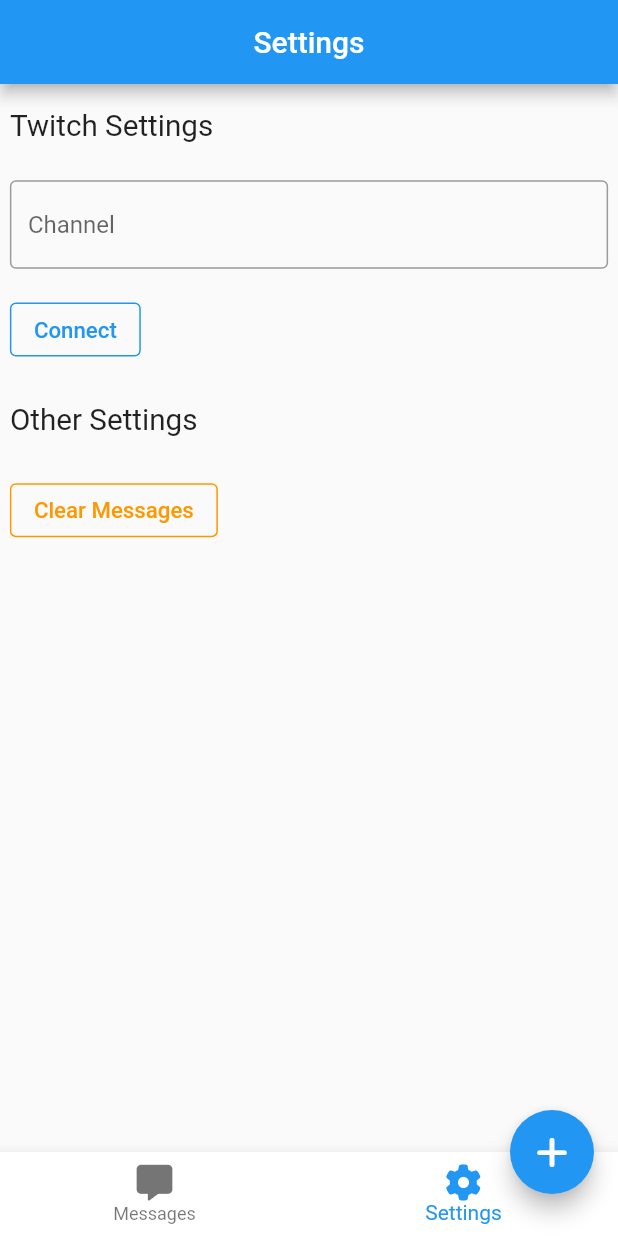
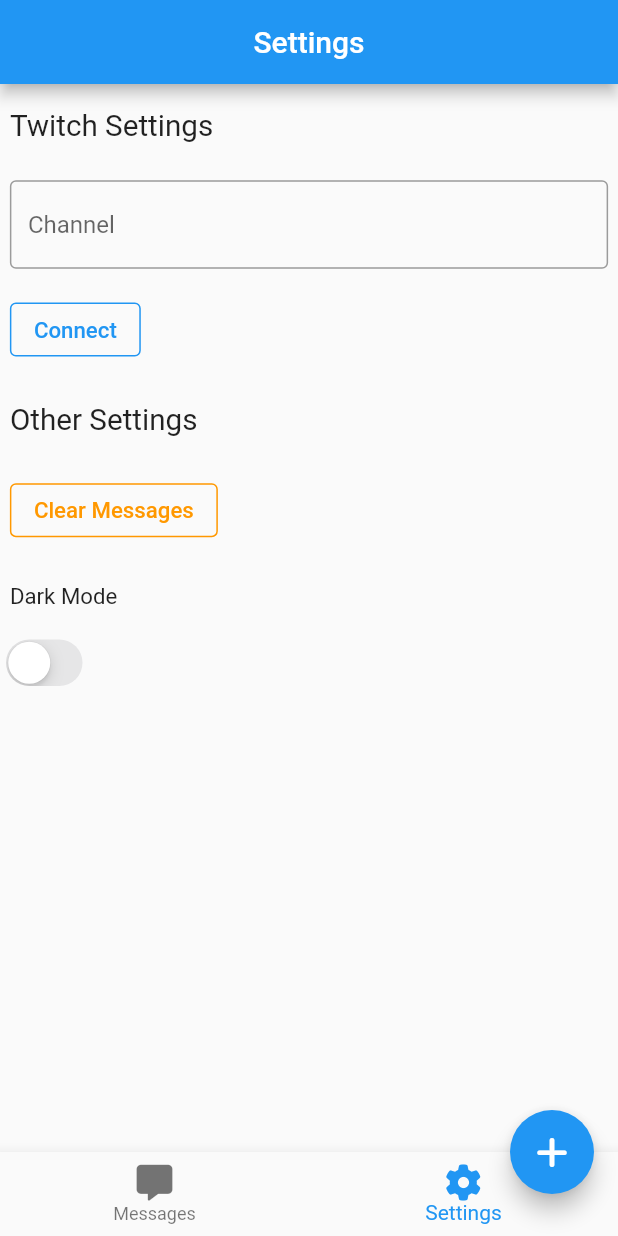
Before and after one commit to unifiedchat/mobile, a Flutter app: the screen it shows after launch, item 2 of the bottom bar chosen, after a tap on "Connect", on a phone screen of 412 x 824 dp. Run offline on Flutter 3.47's test engine with Material 2 defaults, Android fonts, the phone set to English and light mode, and no system bars; our stand-ins replace flutter_screenutil, font_awesome_flutter, get, hive_flutter; missing offline and left inert: tmi_dart, window_size; accounts and stored records are empty.

Commit message:
✨ Theme switcher

```diff
--- a/lib/controllers/message_controller.dart
+++ b/lib/controllers/message_controller.dart
@@ -33,7 +33,7 @@ class MessageController extends GetxController {
             ? FontAwesomeIcons.twitch
             : platform == "youtube"
                 ? FontAwesomeIcons.youtube
-                : FontAwesomeIcons.solidMessage,
+                : FontAwesomeIcons.message,
         color: platform == "twitch"
             ? Colors.purple
             : platform == "youtube"
--- a/lib/main.dart
+++ b/lib/main.dart
@@ -4,22 +4,21 @@ import "package:flutter/foundation.dart";
 import "package:flutter/material.dart";
 import "package:flutter_screenutil/flutter_screenutil.dart";
 import "package:get/get.dart";
-import "package:hive/hive.dart";
+import "package:hive_flutter/hive_flutter.dart";
 import "package:multi_stream_chat/router.dart";
-import "package:path_provider/path_provider.dart";
 import "package:window_size/window_size.dart";
 
 Future<void> main() async {
   WidgetsFlutterBinding.ensureInitialized();
 
-  final dir = await getApplicationDocumentsDirectory();
-  Hive.init(dir.path);
+  Hive.initFlutter();
 
   await Hive.openBox("twitchBox");
+  await Hive.openBox("settingsBox");
 
   setupWindow();
 
-  runApp(const MyApp());
+  runApp(MyApp());
 }
 
 const double maxHeight = 1080;
@@ -49,15 +48,19 @@ void setupWindow() {
 }
 
 class MyApp extends StatelessWidget {
-  const MyApp({super.key});
+  final _settingsBox = Hive.box("settingsBox");
+
+  MyApp({super.key});
 
   @override
   Widget build(BuildContext context) {
+    bool isDarkMode = _settingsBox.get("dark_mode", defaultValue: false);
+
     return ScreenUtilInit(
       designSize: const Size(minWidth, minHeight),
       builder: (context, child) => GetMaterialApp(
         debugShowCheckedModeBanner: false,
-        theme: ThemeData(),
+        theme: isDarkMode ? ThemeData.dark() : ThemeData.light(),
         home: const MyRouter(),
       ),
     );
--- a/lib/pages/messages.dart
+++ b/lib/pages/messages.dart
@@ -1,6 +1,6 @@
 import "package:flutter/material.dart";
 import "package:get/get.dart";
-import "package:hive/hive.dart";
+import "package:hive_flutter/hive_flutter.dart";
 import "package:multi_stream_chat/controllers/counter_controller.dart";
 import "package:multi_stream_chat/controllers/message_controller.dart";
 import "package:multi_stream_chat/widgets/messages.dart";
@@ -75,9 +75,10 @@ class _MessagesPageState extends State<MessagesPage> {
           reconnect: true,
         ),
       );
-      client.connect();
 
       _onDisposeTwitch = client.close;
+
+      client.connect();
 
       client.on("message", (channel, userstate, message, self) {
         if (self) return;
--- a/lib/pages/settings.dart
+++ b/lib/pages/settings.dart
@@ -1,7 +1,8 @@
+import "package:flutter/cupertino.dart";
 import "package:flutter/material.dart";
 import "package:flutter_screenutil/flutter_screenutil.dart";
 import "package:get/get.dart";
-import "package:hive/hive.dart";
+import "package:hive_flutter/hive_flutter.dart";
 import "package:multi_stream_chat/controllers/message_controller.dart";
 import "package:tmi_dart/tmi.dart";
 
@@ -21,12 +22,19 @@ class _SettingsPageState extends State<SettingsPage> {
   final _channelController = TextEditingController();
 
   final _twitchBox = Hive.box("twitchBox");
+  final _settingsBox = Hive.box("settingsBox");
 
   final MessageController _messageController = Get.put(MessageController());
+
+  Function _onTwitchDispose = () {
+    print("Twitch disposed");
+  };
 
   bool _connecting = false;
   bool _error = false;
   bool _connected = false;
+
+  bool _darkMode = false;
 
   @override
   Widget build(BuildContext context) {
@@ -106,6 +114,17 @@ class _SettingsPageState extends State<SettingsPage> {
               ),
             ),
           ),
+          Padding(
+            padding: _titlePadding,
+            child: Text(
+              "Dark Mode",
+              style: _bigFont,
+            ),
+          ),
+          CupertinoSwitch(
+            value: _darkMode,
+            onChanged: _onToggleDarkMode,
+          ),
         ],
       ),
     );
@@ -114,6 +133,7 @@ class _SettingsPageState extends State<SettingsPage> {
   @override
   void dispose() {
     _channelController.dispose();
+    _onTwitchDispose();
 
     super.dispose();
   }
@@ -121,6 +141,12 @@ class _SettingsPageState extends State<SettingsPage> {
   @override
   void initState() {
     super.initState();
+
+    bool isDark = _settingsBox.get(
+      "dark_mode",
+      defaultValue: false,
+    );
+    _darkMode = isDark;
 
     String channel = _twitchBox.get(
       "channel",
@@ -173,7 +199,7 @@ class _SettingsPageState extends State<SettingsPage> {
       return;
     }
 
-    String channel = _channelController.text;
+    String channel = _channelController.text.toString();
 
     if (channel.isEmpty) {
       return;
@@ -196,6 +222,8 @@ class _SettingsPageState extends State<SettingsPage> {
     );
 
     client.connect();
+
+    _onTwitchDispose = client.close;
 
     client.on("connected", (address, port) {
       Get.snackbar(
@@ -237,4 +265,14 @@ class _SettingsPageState extends State<SettingsPage> {
       }
     });
   }
+
+  void _onToggleDarkMode(bool isDark) {
+    setState(() {
+      _darkMode = isDark;
+    });
+
+    _settingsBox.put("dark_mode", isDark);
+
+    Get.changeTheme(isDark ? ThemeData.dark() : ThemeData.light());
+  }
 }
--- a/lib/router.dart
+++ b/lib/router.dart
@@ -31,17 +31,12 @@ class _MyRouterState extends State<MyRouter> {
       floatingActionButtonLocation: FloatingActionButtonLocation.endDocked,
       floatingActionButton: FloatingActionButton(
         tooltip: "Add Test Message",
-        onPressed: () => _messageController.addMessage(
-          message: "Test Message",
-          username: "Multi-Stream Chat",
-          platform: "twitch",
-        ),
+        onPressed: _onFloatingActionButtonPressed,
         child: const FaIcon(FontAwesomeIcons.plus),
       ),
       bottomNavigationBar: BottomNavigationBar(
         currentIndex: _selectedIndex,
         onTap: _onItemTapped,
-        backgroundColor: Colors.white,
         items: const <BottomNavigationBarItem>[
           BottomNavigationBarItem(
             icon: FaIcon(FontAwesomeIcons.solidMessage),
@@ -60,6 +55,14 @@ class _MyRouterState extends State<MyRouter> {
     );
   }
 
+  void _onFloatingActionButtonPressed() {
+    _messageController.addMessage(
+      message: "Test Message",
+      username: "Multi-Stream Chat",
+      platform: "twitch",
+    );
+  }
+
   void _onItemTapped(int index) {
     setState(() {
       _selectedIndex = index;
--- a/pubspec.yaml
+++ b/pubspec.yaml
@@ -15,7 +15,6 @@ dependencies:
   flutter_screenutil: ^5.6.0
   hive: ^2.2.3
   hive_flutter: ^1.1.0
-  path_provider: ^2.0.11
   flutter:
     sdk: flutter
   window_size:
```
Also changed, not shown: pubspec.lock.
